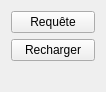
This is sources/qetgraphicsitem/ViewItem/ui/projectdbmodelpropertieswidget.ui in qelectrotech/qelectrotech-source-mirror as Qt 5 draws it before an edit. The edited form follows.
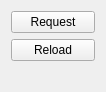
This is the edited form. Icons and pictures are not drawn.

Diff of the .ui file:
```diff
--- a/sources/qetgraphicsitem/ViewItem/ui/projectdbmodelpropertieswidget.ui
+++ b/sources/qetgraphicsitem/ViewItem/ui/projectdbmodelpropertieswidget.ui
@@ -17,7 +17,7 @@
    <item>
     <widget class="QPushButton" name="m_edit_query_pb">
      <property name="text">
-      <string>Requête</string>
+      <string>Request</string>
      </property>
      <property name="icon">
       <iconset theme="edit-rename"/>
@@ -27,7 +27,7 @@
    <item>
     <widget class="QPushButton" name="m_refresh_pb">
      <property name="text">
-      <string>Recharger</string>
+      <string>Reload</string>
      </property>
      <property name="icon">
       <iconset theme="view-refresh"/>
```
